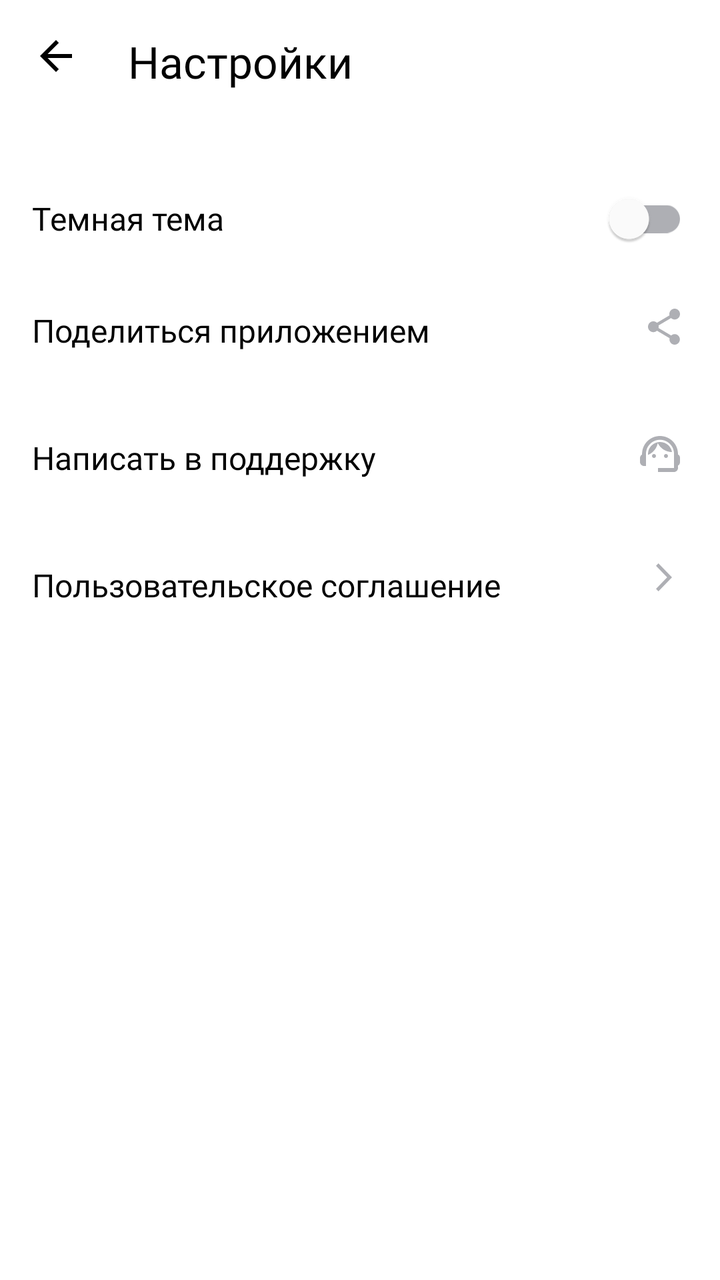
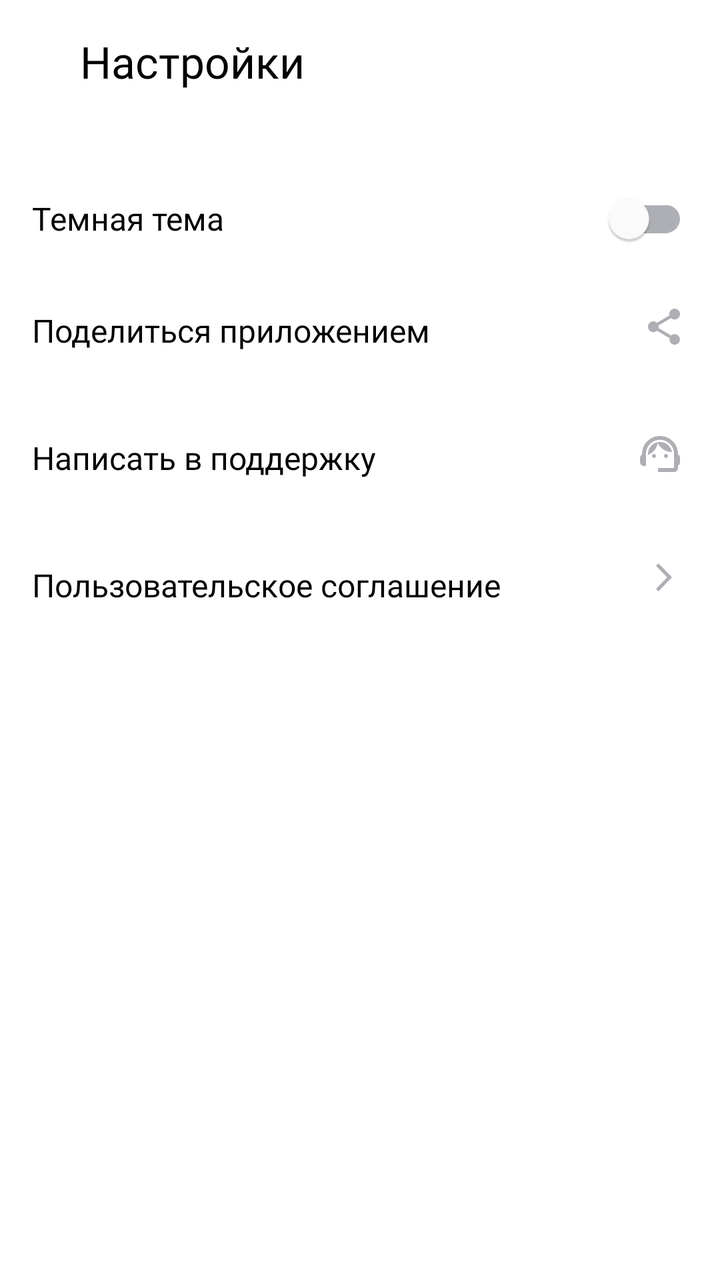

Two renders of the same Android screen: before a commit and after it. Below are the layout's source before the change and the commit's diff.
<!-- AndroidManifest.xml: application theme Theme.PlaylistMaker -->
<!-- res/layout/fragment_settings.xml -->
<?xml version="1.0" encoding="utf-8"?>
<FrameLayout xmlns:android="http://schemas.android.com/apk/res/android"
    xmlns:app="http://schemas.android.com/apk/res-auto"
    xmlns:tools="http://schemas.android.com/tools"
    android:layout_width="match_parent"
    android:layout_height="match_parent"
    tools:context="ru.quilikasa.playlistmaker.presentation.settings.SettingsFragment"
    android:fitsSystemWindows="true">

    <LinearLayout
        android:layout_width="match_parent"
        android:layout_height="match_parent"
        android:orientation="vertical"
        android:paddingHorizontal="@dimen/padding_horizontal">

        <LinearLayout
            android:layout_width="match_parent"
            android:layout_height="wrap_content"
            android:orientation="horizontal"
            android:paddingVertical="16dp"
            android:layout_marginBottom="@dimen/top_bar_margin_bottom">

            <ImageView
                android:id="@+id/btn_back"
                style="@style/TopBarIconBack" />

            <TextView
                style="@style/TopBarText"
                android:text="@string/settings" />
        </LinearLayout>

        <FrameLayout
            android:layout_width="match_parent"
            android:layout_height="wrap_content">

            <TextView
                android:text="@string/dark_theme"
                android:layout_gravity="center_vertical"
                style="@style/SettingsMenuText" />

            <com.google.android.material.switchmaterial.SwitchMaterial
                android:id="@+id/themeSwitcher"
                android:layout_width="wrap_content"
                android:layout_height="wrap_content"
                app:thumbTint="@color/white"
                app:trackTint="@color/gray"
                android:layout_gravity="end"/>
        </FrameLayout>

        <FrameLayout
            android:id="@+id/btn_share"
            android:layout_width="match_parent"
            android:layout_height="wrap_content"
            android:paddingVertical="@dimen/settings_padding_vertical">

            <TextView
                android:text="@string/share"
                style="@style/SettingsMenuText" />

            <ImageView
                style="@style/SettingsMenuIcon"
                android:src="@drawable/ic_share"
                android:layout_marginRight="4dp"/>
        </FrameLayout>

        <FrameLayout
            android:id="@+id/btn_support"
            android:layout_width="match_parent"
            android:layout_height="wrap_content"
            android:paddingVertical="@dimen/settings_padding_vertical">

            <TextView
                android:text="@string/support"
                style="@style/SettingsMenuText" />

            <ImageView
                style="@style/SettingsMenuIcon"
                android:src="@drawable/ic_support"
                android:layout_marginRight="4dp"/>
        </FrameLayout>

        <FrameLayout
            android:id="@+id/btn_eula"
            android:layout_width="match_parent"
            android:layout_height="wrap_content"
            android:paddingVertical="@dimen/settings_padding_vertical">

            <TextView
                android:text="@string/eula"
                style="@style/SettingsMenuText" />

            <ImageView
                style="@style/SettingsMenuIcon"
                android:src="@drawable/ic_arrow_forward"
                android:layout_marginRight="8dp"/>
        </FrameLayout>
    </LinearLayout>
</FrameLayout>
<!-- resources referenced by this layout -->
<resources>
  <color name="gray">#AEAFB4</color>
  <color name="white">#FFFFFFFF</color>
  <dimen name="padding_horizontal">16dp</dimen>
  <dimen name="settings_padding_vertical">21dp</dimen>
  <dimen name="top_bar_margin_bottom">24dp</dimen>
  <!-- drawable ic_arrow_forward (drawable) -->
  <vector xmlns:android="http://schemas.android.com/apk/res/android"
      android:width="8dp"
      android:height="14dp"
      android:viewportWidth="8"
      android:viewportHeight="14">
    <path
        android:pathData="M0,12.748L1.213,14L8,7L1.213,0L0,1.252L5.573,7L0,12.748Z"
        android:fillColor="#000000"/>
  </vector>
  <string name="dark_theme">Темная тема</string>
  <string name="eula">Пользовательское соглашение</string>
  <string name="settings">Настройки</string>
  <string name="share">Поделиться приложением</string>
  <string name="support">Написать в поддержку</string>
  <style name="SettingsMenuIcon">
          <item name="android:layout_width">wrap_content</item>
          <item name="android:layout_height">wrap_content</item>
          <item name="android:layout_gravity">end</item>
          <item name="android:tint">?attr/colorOnPrimary</item>
      </style>
  <style name="SettingsMenuText">
          <item name="android:layout_width">wrap_content</item>
          <item name="android:layout_height">wrap_content</item>
          <item name="android:textColor">?attr/colorPrimary</item>
          <item name="android:textSize">@dimen/med_text_size</item>
          <item name="android:fontFamily">@font/ys_display_regular</item>
          <item name="android:textFontWeight">400</item>
          <item name="android:layout_gravity">start</item>
      </style>
  <style name="TopBarIconBack">
          <item name="android:layout_width">wrap_content</item>
          <item name="android:layout_height">wrap_content</item>
          <item name="android:src">@drawable/ic_arrrow_back</item>
          <item name="android:tint">?attr/colorPrimary</item>
      </style>
  <style name="TopBarText">
          <item name="android:layout_width">wrap_content</item>
          <item name="android:layout_height">wrap_content</item>
          <item name="android:layout_marginLeft">24dp</item>
          <item name="android:textSize">@dimen/big_text_size</item>
          <item name="android:textColor">?attr/colorPrimary</item>
          <item name="android:fontFamily">@font/ys_display_medium</item>
          <item name="android:textFontWeight">500</item>
      </style>
  <style name="Theme.PlaylistMaker" parent="Base.Theme.PlaylistMaker" />
  <dimen name="med_text_size">16sp</dimen>
  <!-- drawable ic_arrrow_back (drawable) -->
  <vector xmlns:android="http://schemas.android.com/apk/res/android"
      android:width="24dp"
      android:height="24dp"
      android:viewportWidth="24"
      android:viewportHeight="24">
    <group>
      <clip-path
          android:pathData="M0,0h24v24h-24z"/>
      <path
          android:pathData="M20,11H7.83L13.42,5.41L12,4L4,12L12,20L13.41,18.59L7.83,13H20V11Z"
          android:fillColor="#000000"/>
    </group>
  </vector>
  <dimen name="big_text_size">22sp</dimen>
  <style name="Base.Theme.PlaylistMaker" parent="Theme.MaterialComponents.DayNight.NoActionBar">
          
          
          <item name="colorPrimary">@color/black</item>
          <item name="colorSecondary">@color/white</item>
          <item name="colorOnPrimary">@color/gray</item>
          <item name="colorOnSecondary">@color/gray</item>
          <item name="android:windowBackground">@color/white</item>
      </style>
  <color name="black">#FF000000</color>
  <!-- unchanged entries left out for length: 2 -->
</resources>

<!-- the commit's change to res/layout/fragment_settings.xml (unified diff, before → after) -->
@@ -4,8 +4,7 @@
     xmlns:tools="http://schemas.android.com/tools"
     android:layout_width="match_parent"
     android:layout_height="match_parent"
-    tools:context="ru.quilikasa.playlistmaker.presentation.settings.SettingsFragment"
-    android:fitsSystemWindows="true">
+    tools:context="ru.quilikasa.playlistmaker.presentation.settings.SettingsFragment" >
 
     <LinearLayout
         android:layout_width="match_parent"
@@ -19,10 +18,6 @@
             android:orientation="horizontal"
             android:paddingVertical="16dp"
             android:layout_marginBottom="@dimen/top_bar_margin_bottom">
-
-            <ImageView
-                android:id="@+id/btn_back"
-                style="@style/TopBarIconBack" />
 
             <TextView
                 style="@style/TopBarText"
<!-- resource entries referenced after the edit -->
@@ -35,12 +35,6 @@
           <item name="android:textFontWeight">400</item>
           <item name="android:layout_gravity">start</item>
       </style>
-  <style name="TopBarIconBack">
-          <item name="android:layout_width">wrap_content</item>
-          <item name="android:layout_height">wrap_content</item>
-          <item name="android:src">@drawable/ic_arrrow_back</item>
-          <item name="android:tint">?attr/colorPrimary</item>
-      </style>
   <style name="TopBarText">
           <item name="android:layout_width">wrap_content</item>
           <item name="android:layout_height">wrap_content</item>
@@ -52,20 +46,6 @@
       </style>
   <style name="Theme.PlaylistMaker" parent="Base.Theme.PlaylistMaker" />
   <dimen name="med_text_size">16sp</dimen>
-  <!-- drawable ic_arrrow_back (drawable) -->
-  <vector xmlns:android="http://schemas.android.com/apk/res/android"
-      android:width="24dp"
-      android:height="24dp"
-      android:viewportWidth="24"
-      android:viewportHeight="24">
-    <group>
-      <clip-path
-          android:pathData="M0,0h24v24h-24z"/>
-      <path
-          android:pathData="M20,11H7.83L13.42,5.41L12,4L4,12L12,20L13.41,18.59L7.83,13H20V11Z"
-          android:fillColor="#000000"/>
-    </group>
-  </vector>
   <dimen name="big_text_size">22sp</dimen>
   <style name="Base.Theme.PlaylistMaker" parent="Theme.MaterialComponents.DayNight.NoActionBar">
           
